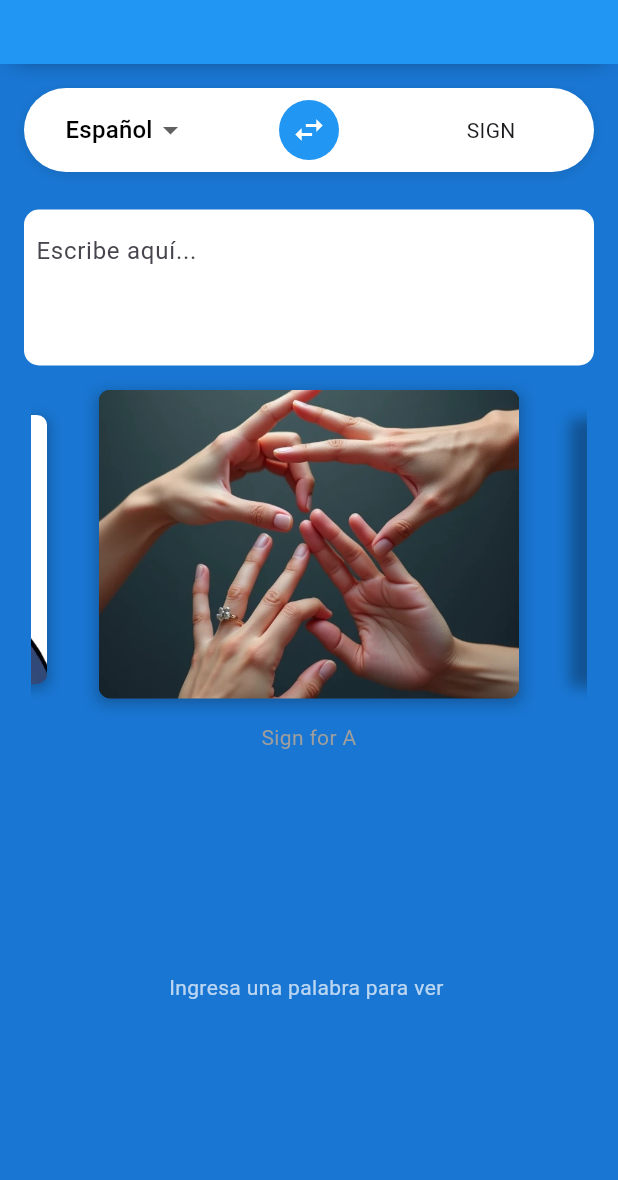
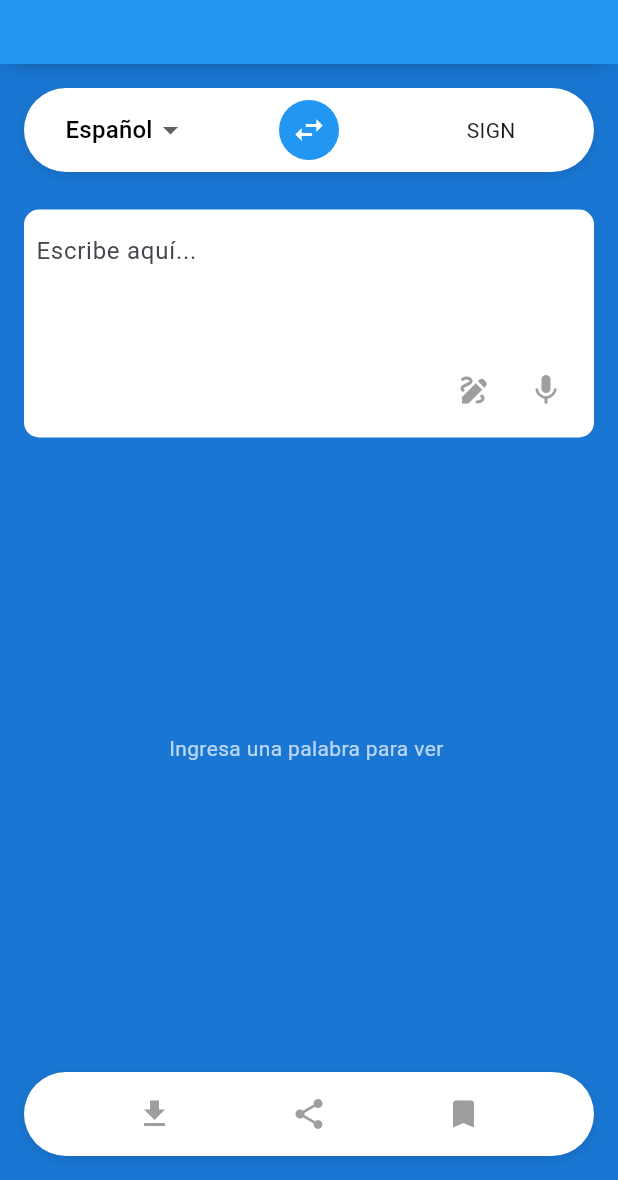
Before and after one commit to Bfarez21/flutter_application_1, a Flutter app: the screen it shows once a user with an empty profile is signed in, after a tap on the "swap horiz" icon, on a phone screen of 412 x 824 dp, the part 56-1236 px from its top. Run offline on Flutter 3.47's test engine with Material 3 defaults, Android fonts, the light colour scheme and no system bars; drawn by our look-alikes of carousel_slider; our stand-ins replace cached_network_image, camera, firebase_auth, firebase_core, font_awesome_flutter, google_sign_in and 1 more; missing offline and left inert: tflite_flutter; accounts and stored records are empty.

Commit message:
Implementacion de botones de funciones de microfono, downoload, save entre otros

```diff
--- a/lib/screens/Camera.dart
+++ b/lib/screens/Camera.dart
@@ -1,6 +1,7 @@
 import 'package:flutter/material.dart';
 import 'package:camera/camera.dart';
 import 'package:http/http.dart' as http;
+// ignore: depend_on_referenced_packages
 import 'package:http_parser/http_parser.dart';
 import 'dart:convert';
 import 'dart:async';
--- /dev/null
+++ b/lib/widgets/screen_home/list-button-sign.dart
@@ -0,0 +1,67 @@
+import 'package:flutter/material.dart';
+
+class ListButtonSign extends StatelessWidget {
+  const ListButtonSign({super.key, required this.isButtonSign});
+
+  final bool isButtonSign;
+
+  @override
+  Widget build(BuildContext context) {
+    return isButtonSign ? buttonSign() : buttonText();
+  }
+
+  Row buttonText() {
+    return Row(mainAxisAlignment: MainAxisAlignment.end, children: [
+      IconButton(
+        icon: Icon(Icons.draw, color: Colors.grey),
+        onPressed: () {
+          // Acción del botón de dibujo.
+        },
+      ),
+      IconButton(
+        icon: Icon(Icons.mic, color: Colors.grey),
+        onPressed: () {
+          // Acción del botón de audio.
+        },
+      )
+    ]);
+  }
+
+  Container buttonSign() {
+    return Container(
+      margin: const EdgeInsets.all(16.0),
+      padding: const EdgeInsets.symmetric(horizontal: 8.0, vertical: 4.0),
+      decoration: BoxDecoration(
+        color: Colors.white,
+        borderRadius: BorderRadius.circular(30), // Bordes redondeados
+        boxShadow: [
+          BoxShadow(
+            color: Colors.black.withOpacity(0.1), // Sombra ligera
+            blurRadius: 5,
+            offset: Offset(0, 2),
+          ),
+        ],
+      ),
+      child: Row(mainAxisAlignment: MainAxisAlignment.spaceEvenly, children: [
+        IconButton(
+          icon: Icon(Icons.download, color: Colors.grey),
+          onPressed: () {
+            // Acción del botón de dibujar
+          },
+        ),
+        IconButton(
+          icon: Icon(Icons.share, color: Colors.grey),
+          onPressed: () {
+            // Acción del botón de audio
+          },
+        ),
+        IconButton(
+          icon: Icon(Icons.bookmark, color: Colors.grey),
+          onPressed: () {
+            // Acción del botón de audio
+          },
+        )
+      ]),
+    );
+  }
+}
--- /dev/null
+++ b/lib/widgets/screen_home/list-button-text.dart
@@ -0,0 +1,38 @@
+import 'package:flutter/material.dart';
+
+class ListButtonText extends StatelessWidget {
+  const ListButtonText({
+    super.key,
+  });
+
+  @override
+  Widget build(BuildContext context) {
+    return Row(
+      mainAxisAlignment: MainAxisAlignment.spaceBetween,
+      children: [
+        IconButton(
+          icon: Icon(Icons.volume_up, color: Colors.grey),
+          onPressed: () {
+            // Acción del botón de sonido
+          },
+        ),
+        Row(
+          children: [
+            IconButton(
+              icon: Icon(Icons.copy, color: Colors.grey),
+              onPressed: () {
+                // Acción del botón de compartir
+              },
+            ),
+            IconButton(
+              icon: Icon(Icons.bookmark, color: Colors.grey),
+              onPressed: () {
+                // Acción del botón de guardar
+              },
+            ),
+          ],
+        ),
+      ],
+    );
+  }
+}
--- a/lib/widgets/screen_home/sign_to_Text.dart
+++ b/lib/widgets/screen_home/sign_to_Text.dart
@@ -1,5 +1,6 @@
 import 'package:flutter/material.dart';
 import 'package:flutter_application_1/screens/Camera.dart';
+import 'package:flutter_application_1/widgets/screen_home/list-button-text.dart';
 
 class SignToText extends StatefulWidget {
   const SignToText({
@@ -42,15 +43,26 @@ class _SignToTextState extends State<SignToText> {
             color: Colors.white,
             borderRadius: BorderRadius.circular(10),
           ),
-          child: SizedBox(
-            height: 160,
-            child: Center(
-              child: Text(
-                _textoReconocido,
-                style: TextStyle(color: Colors.black54),
-                textAlign: TextAlign.center,
+          child: Column(
+            mainAxisSize: MainAxisSize.min, // Para que se ajuste al contenido
+            children: [
+              SizedBox(
+                height: 120, // Altura del contenedor de texto
+                child: Container(
+                  alignment: Alignment
+                      .topLeft, // Alinea el texto a la izquierda y arriba.
+                  height: double
+                      .infinity, // Ocupa toda la altura disponible del SizedBox
+                  child: Text(
+                    _textoReconocido.isNotEmpty
+                        ? _textoReconocido
+                        : "Esperando detección...",
+                    style: TextStyle(color: Colors.black, fontSize: 16),
+                  ),
+                ),
               ),
-            ),
+              ListButtonText(),
+            ],
           ),
         )
       ],
--- a/lib/widgets/screen_home/text_to_Sign.dart
+++ b/lib/widgets/screen_home/text_to_Sign.dart
@@ -1,6 +1,7 @@
 import 'package:flutter/material.dart';
 import 'package:flutter_application_1/constants/signLenguageData.dart';
 import 'package:flutter_application_1/constants/text_to_sign.dart';
+import 'package:flutter_application_1/widgets/screen_home/list-button-sign.dart';
 import 'package:flutter_application_1/widgets/slider-product.dart';
 
 class TextToSign extends StatefulWidget {
@@ -23,7 +24,9 @@ class _TextToSignState extends State<TextToSign> {
           color: Colors.white,
           borderRadius: BorderRadius.circular(10),
         ),
-        child: TextField(
+        child: Column(
+          children: [
+            TextField(
               onChanged: (value) {
                 setState(() {
                   ingresoTexto = value;
@@ -35,10 +38,13 @@ class _TextToSignState extends State<TextToSign> {
               ),
               maxLines: 3,
             ),
+            ListButtonSign(isButtonSign: false)
+          ],
+        ),
       ),
 
-      // Agregar el carrusel debajo del TextField
-      ProductCarousel(imgArray: SignLanguageData.exampleImages),
+      /// Agregar el carrusel debajo del TextField
+      // ProductCarousel(imgArray: SignLanguageData.exampleImages),
       Expanded(
         child: Center(
           child: ingresoTexto.isNotEmpty
@@ -74,7 +80,8 @@ class _TextToSignState extends State<TextToSign> {
                   ),
                 ),
         ),
-      )
+      ),
+      ListButtonSign(isButtonSign: true)
     ]);
   }
 }
```
Lines whose indentation alone changed are shown as unchanged.
